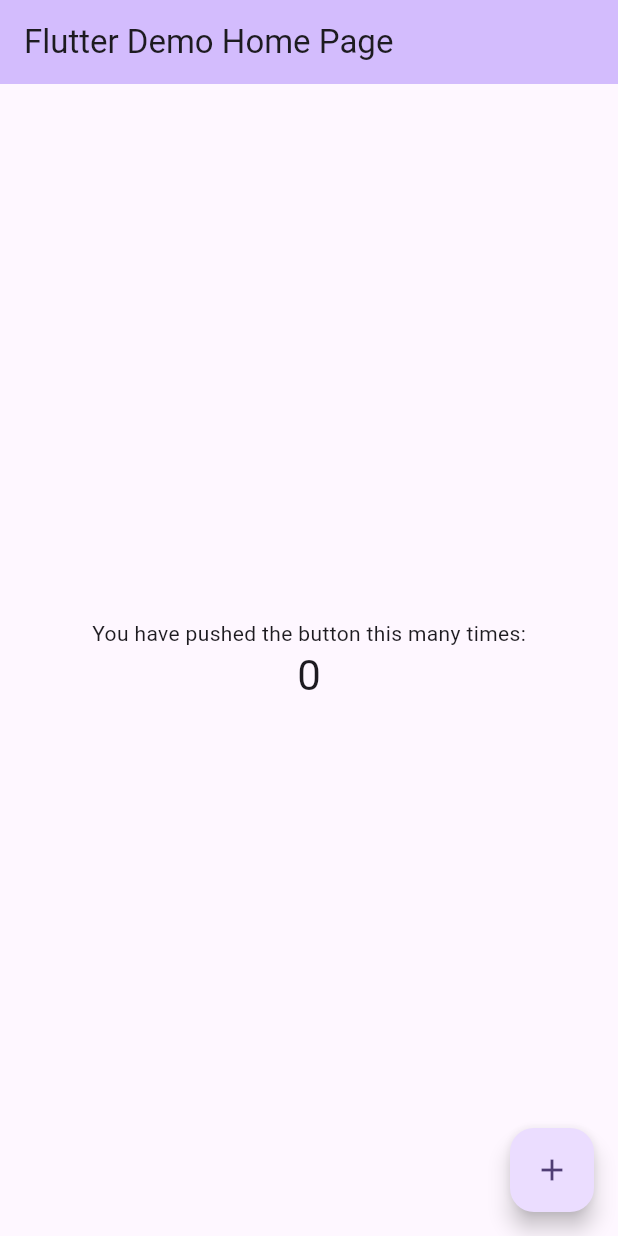
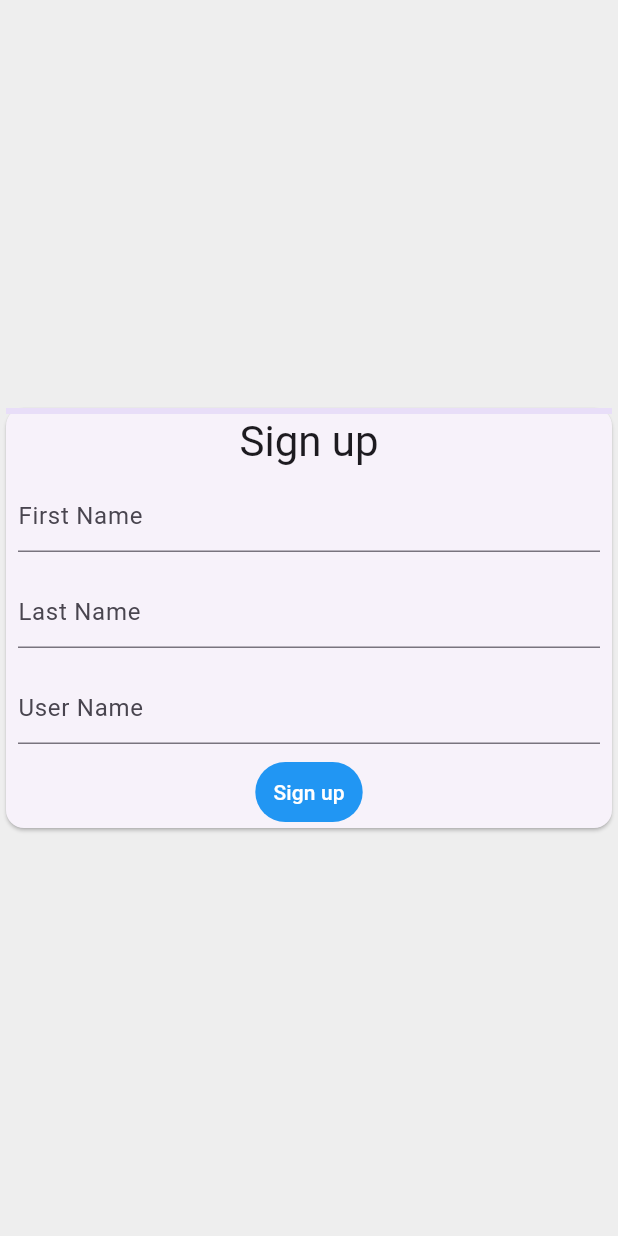
Before and after one commit to yimao009/porn, a Flutter app: the screen it shows after launch, on a phone screen of 412 x 824 dp. Run offline on Flutter 3.47's test engine with Material 3 defaults, Android fonts, the phone set to English and light mode, and no system bars.

Commit message:
注册页面

```diff
--- a/lib/main.dart
+++ b/lib/main.dart
@@ -1,125 +1,144 @@
 import 'package:flutter/material.dart';
 
-void main() {
-  runApp(const MyApp());
-}
+void main() => runApp(const SignUpApp());
 
-class MyApp extends StatelessWidget {
-  const MyApp({super.key});
+class SignUpApp extends StatelessWidget {
+  const SignUpApp({super.key});
 
-  // This widget is the root of your application.
   @override
   Widget build(BuildContext context) {
     return MaterialApp(
-      title: 'Flutter Demo',
-      theme: ThemeData(
-        // This is the theme of your application.
-        //
-        // TRY THIS: Try running your application with "flutter run". You'll see
-        // the application has a purple toolbar. Then, without quitting the app,
-        // try changing the seedColor in the colorScheme below to Colors.green
-        // and then invoke "hot reload" (save your changes or press the "hot
-        // reload" button in a Flutter-supported IDE, or press "r" if you used
-        // the command line to start the app).
-        //
-        // Notice that the counter didn't reset back to zero; the application
-        // state is not lost during the reload. To reset the state, use hot
-        // restart instead.
-        //
-        // This works for code too, not just values: Most code changes can be
-        // tested with just a hot reload.
-        colorScheme: ColorScheme.fromSeed(seedColor: Colors.deepPurple),
-        useMaterial3: true,
-      ),
-      home: const MyHomePage(title: 'Flutter Demo Home Page'),
+      routes: {
+        '/': (context) => const SignUpScreen(),
+        '/welcome': (context) => const WelcomeScreen(),
+      },
     );
   }
 }
 
-class MyHomePage extends StatefulWidget {
-  const MyHomePage({super.key, required this.title});
-
-  // This widget is the home page of your application. It is stateful, meaning
-  // that it has a State object (defined below) that contains fields that affect
-  // how it looks.
-
-  // This class is the configuration for the state. It holds the values (in this
-  // case the title) provided by the parent (in this case the App widget) and
-  // used by the build method of the State. Fields in a Widget subclass are
-  // always marked "final".
-
-  final String title;
-
+class SignUpScreen extends StatelessWidget {
+  const SignUpScreen({super.key});
   @override
-  State<MyHomePage> createState() => _MyHomePageState();
+  Widget build(BuildContext context) {
+    return Scaffold(
+      backgroundColor: Colors.grey[200],
+      body: const Center(
+        child: SizedBox(
+          width: 600,
+          child: Card(
+            child: SignUpForm(),
+          ),
+        ),
+      ),
+    );
+  }
 }
 
-class _MyHomePageState extends State<MyHomePage> {
-  int _counter = 0;
-
-  void _incrementCounter() {
-    setState(() {
-      // This call to setState tells the Flutter framework that something has
-      // changed in this State, which causes it to rerun the build method below
-      // so that the display can reflect the updated values. If we changed
-      // _counter without calling setState(), then the build method would not be
-      // called again, and so nothing would appear to happen.
-      _counter++;
-    });
-  }
+class WelcomeScreen extends StatelessWidget {
+  const WelcomeScreen({super.key});
 
   @override
   Widget build(BuildContext context) {
-    // This method is rerun every time setState is called, for instance as done
-    // by the _incrementCounter method above.
-    //
-    // The Flutter framework has been optimized to make rerunning build methods
-    // fast, so that you can just rebuild anything that needs updating rather
-    // than having to individually change instances of widgets.
     return Scaffold(
-      appBar: AppBar(
-        // TRY THIS: Try changing the color here to a specific color (to
-        // Colors.amber, perhaps?) and trigger a hot reload to see the AppBar
-        // change color while the other colors stay the same.
-        backgroundColor: Theme.of(context).colorScheme.inversePrimary,
-        // Here we take the value from the MyHomePage object that was created by
-        // the App.build method, and use it to set our appbar title.
-        title: Text(widget.title),
-      ),
       body: Center(
-        // Center is a layout widget. It takes a single child and positions it
-        // in the middle of the parent.
-        child: Column(
-          // Column is also a layout widget. It takes a list of children and
-          // arranges them vertically. By default, it sizes itself to fit its
-          // children horizontally, and tries to be as tall as its parent.
-          //
-          // Column has various properties to control how it sizes itself and
-          // how it positions its children. Here we use mainAxisAlignment to
-          // center the children vertically; the main axis here is the vertical
-          // axis because Columns are vertical (the cross axis would be
-          // horizontal).
-          //
-          // TRY THIS: Invoke "debug painting" (choose the "Toggle Debug Paint"
-          // action in the IDE, or press "p" in the console), to see the
-          // wireframe for each widget.
-          mainAxisAlignment: MainAxisAlignment.center,
-          children: <Widget>[
-            const Text(
-              'You have pushed the button this many times:',
-            ),
-            Text(
-              '$_counter',
-              style: Theme.of(context).textTheme.headlineMedium,
-            ),
-          ],
+        child: Text(
+          'Welcome!',
+          style: Theme.of(context).textTheme.displayMedium,
         ),
       ),
-      floatingActionButton: FloatingActionButton(
-        onPressed: _incrementCounter,
-        tooltip: 'Increment',
-        child: const Icon(Icons.add),
-      ), // This trailing comma makes auto-formatting nicer for build methods.
     );
   }
 }
+
+class SignUpForm extends StatefulWidget {
+  const SignUpForm({super.key});
+
+  @override
+  State<SignUpForm> createState() => _SignUpFormState();
+}
+
+class _SignUpFormState extends State<SignUpForm> {
+  final _firstNameTextController = TextEditingController();
+  final _lastNameTextController = TextEditingController();
+  final _usernameTextController = TextEditingController();
+  double _formProgress = 0;
+  @override
+  Widget build(BuildContext context) {
+    return Form(
+      child: Column(
+        mainAxisSize: MainAxisSize.min,
+        children: [
+          LinearProgressIndicator(
+            value: _formProgress,
+          ),
+          Text(
+            'Sign up',
+            style: Theme.of(context).textTheme.headlineMedium,
+          ),
+          Padding(
+            padding: const EdgeInsets.all(8),
+            child: TextFormField(
+              controller: _firstNameTextController,
+              decoration: const InputDecoration(hintText: 'First Name'),
+            ),
+          ),
+          Padding(
+            padding: const EdgeInsets.all(8),
+            child: TextFormField(
+              controller: _lastNameTextController,
+              decoration: const InputDecoration(hintText: 'Last Name'),
+            ),
+          ),
+          Padding(
+            padding: const EdgeInsets.all(8),
+            child: TextFormField(
+              controller: _usernameTextController,
+              decoration: const InputDecoration(hintText: 'User Name'),
+            ),
+          ),
+          TextButton(
+            style:
+                ButtonStyle(foregroundColor: MaterialStateProperty.resolveWith(
+              (states) {
+                return states.contains(MaterialState.disabled)
+                    ? null
+                    : Colors.white;
+              },
+            ), backgroundColor: MaterialStateProperty.resolveWith(
+              (states) {
+                return states.contains(MaterialState.disabled)
+                    ? null
+                    : Colors.blue;
+              },
+            )),
+            onPressed: showWelcomeScreen,
+            child: const Text('Sign up'),
+          ),
+        ],
+      ),
+    );
+  }
+
+  void showWelcomeScreen() {
+    Navigator.of(context).pushNamed('/welcome');
+  }
+
+  void _updateFormProgress() {
+    var progress = 0.0;
+    final controllers = [
+      _firstNameTextController,
+      _lastNameTextController,
+      _usernameTextController,
+    ];
+
+    for (final controller in controllers) {
+      if (controller.value.text.isNotEmpty) {
+        progress += 1 / controllers.length;
+      }
+    }
+
+    setState(() {
+      _formProgress = progress;
+    });
+  }
+}
```
